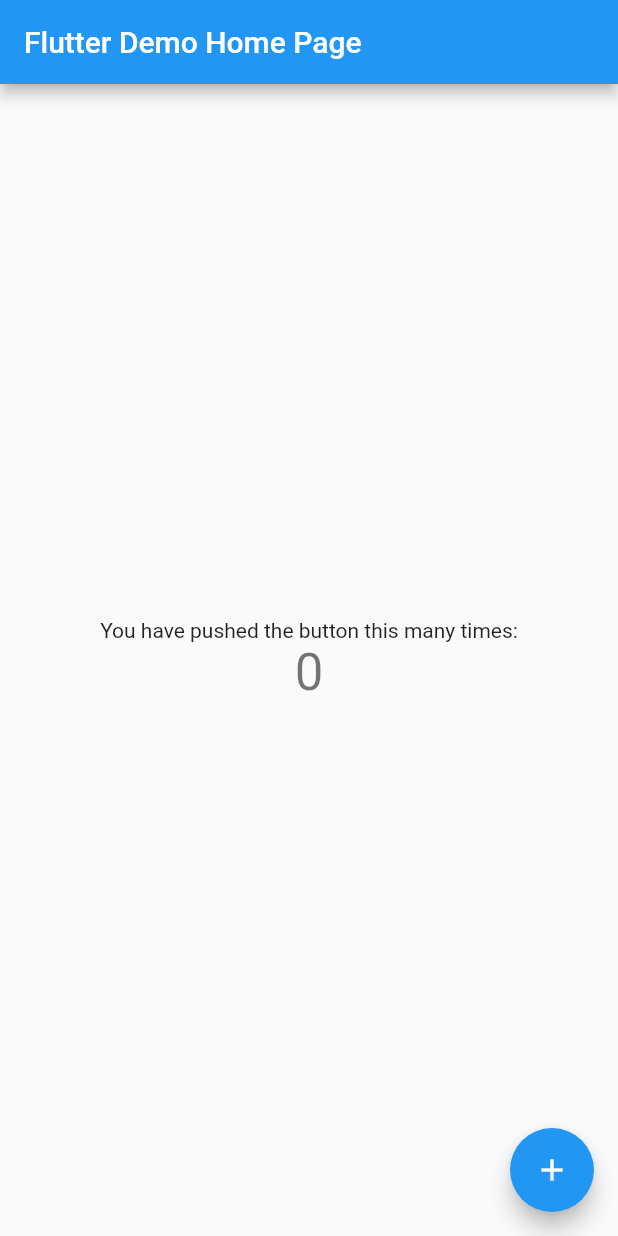
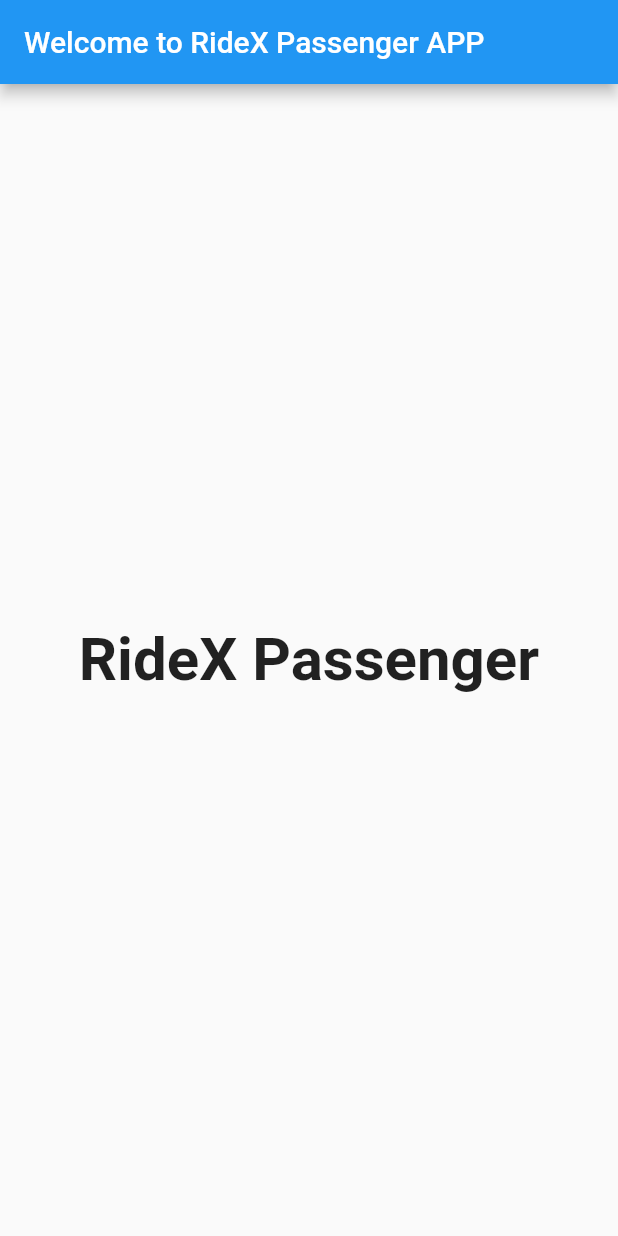
Before and after one commit to rideXmora/Passenger-app, a Flutter app: the screen it shows after launch, on a phone screen of 412 x 824 dp. Run offline on Flutter 3.47's test engine with Material 2 defaults, Android fonts, the light colour scheme and no system bars.

Commit message:
firebase initialization / main page code clean / web icons deleted

```diff
--- a/passenger_app/lib/main.dart
+++ b/passenger_app/lib/main.dart
@@ -1,3 +1,5 @@
+import 'dart:ui';
+
 import 'package:flutter/material.dart';
 
 void main() {
@@ -9,105 +11,38 @@
   @override
   Widget build(BuildContext context) {
     return MaterialApp(
-      title: 'Flutter Demo',
+      title: 'RideX Passenger APP',
+      debugShowCheckedModeBanner: false,
       theme: ThemeData(
-        // This is the theme of your application.
-        //
-        // Try running your application with "flutter run". You'll see the
-        // application has a blue toolbar. Then, without quitting the app, try
-        // changing the primarySwatch below to Colors.green and then invoke
-        // "hot reload" (press "r" in the console where you ran "flutter run",
-        // or simply save your changes to "hot reload" in a Flutter IDE).
-        // Notice that the counter didn't reset back to zero; the application
-        // is not restarted.
         primarySwatch: Colors.blue,
       ),
-      home: MyHomePage(title: 'Flutter Demo Home Page'),
+      home: MyHomePage(),
     );
   }
 }
 
 class MyHomePage extends StatefulWidget {
-  MyHomePage({Key? key, required this.title}) : super(key: key);
-
-  // This widget is the home page of your application. It is stateful, meaning
-  // that it has a State object (defined below) that contains fields that affect
-  // how it looks.
-
-  // This class is the configuration for the state. It holds the values (in this
-  // case the title) provided by the parent (in this case the App widget) and
-  // used by the build method of the State. Fields in a Widget subclass are
-  // always marked "final".
-
-  final String title;
+  MyHomePage({Key? key}) : super(key: key);
 
   @override
   _MyHomePageState createState() => _MyHomePageState();
 }
 
 class _MyHomePageState extends State<MyHomePage> {
-  int _counter = 0;
-
-  void _incrementCounter() {
-    setState(() {
-      // This call to setState tells the Flutter framework that something has
-      // changed in this State, which causes it to rerun the build method below
-      // so that the display can reflect the updated values. If we changed
-      // _counter without calling setState(), then the build method would not be
-      // called again, and so nothing would appear to happen.
-      _counter++;
-    });
-  }
-
   @override
   Widget build(BuildContext context) {
-    // This method is rerun every time setState is called, for instance as done
-    // by the _incrementCounter method above.
-    //
-    // The Flutter framework has been optimized to make rerunning build methods
-    // fast, so that you can just rebuild anything that needs updating rather
-    // than having to individually change instances of widgets.
     return Scaffold(
       appBar: AppBar(
-        // Here we take the value from the MyHomePage object that was created by
-        // the App.build method, and use it to set our appbar title.
-        title: Text(widget.title),
+        title: Text("Welcome to RideX Passenger APP"),
       ),
       body: Center(
-        // Center is a layout widget. It takes a single child and positions it
-        // in the middle of the parent.
-        child: Column(
-          // Column is also a layout widget. It takes a list of children and
-          // arranges them vertically. By default, it sizes itself to fit its
-          // children horizontally, and tries to be as tall as its parent.
-          //
-          // Invoke "debug painting" (press "p" in the console, choose the
-          // "Toggle Debug Paint" action from the Flutter Inspector in Android
-          // Studio, or the "Toggle Debug Paint" command in Visual Studio Code)
-          // to see the wireframe for each widget.
-          //
-          // Column has various properties to control how it sizes itself and
-          // how it positions its children. Here we use mainAxisAlignment to
-          // center the children vertically; the main axis here is the vertical
-          // axis because Columns are vertical (the cross axis would be
-          // horizontal).
-          mainAxisAlignment: MainAxisAlignment.center,
-          children: <Widget>[
-            Text(
-              'You have pushed the button this many times:',
-            ),
-            Text(
-              '$_counter',
-              style: Theme.of(context).textTheme.headline4,
-            ),
-          ],
+          child: Text(
+        "RideX Passenger",
+        style: TextStyle(
+          fontSize: 40,
+          fontWeight: FontWeight.w700,
         ),
-      ),
-      floatingActionButton: FloatingActionButton(
-        onPressed: _incrementCounter,
-        tooltip: 'Increment',
-        child: Icon(Icons.add),
-      ), // This trailing comma makes auto-formatting nicer for build methods.
+      )),
     );
   }
 }
```
Also changed, not shown: passenger_app/pubspec.lock (added), 6 other files.
